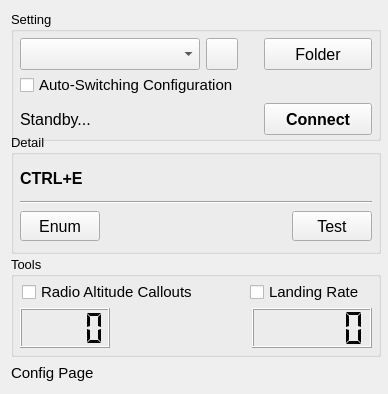
rowesir/MFS-Key2Airport, file widget.ui: the form before one commit.
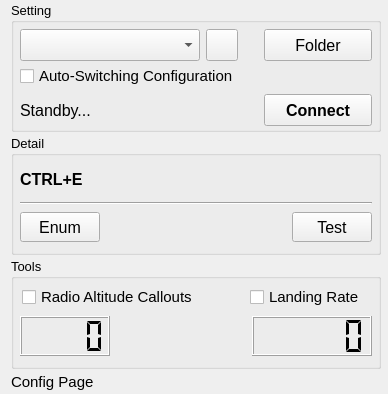
The form after the commit. Icons and pictures are not drawn.

Patch:
```diff
--- a/widget.ui
+++ b/widget.ui
@@ -26,6 +26,15 @@
    <string>Widget</string>
   </property>
   <layout class="QGridLayout" name="gridLayout_4">
+   <property name="topMargin">
+    <number>2</number>
+   </property>
+   <property name="bottomMargin">
+    <number>2</number>
+   </property>
+   <property name="verticalSpacing">
+    <number>3</number>
+   </property>
    <item row="1" column="0">
     <widget class="QGroupBox" name="groupBox_2">
      <property name="minimumSize">
```
Left out of the diff: 2 changed lines with no effect on the pictures.
